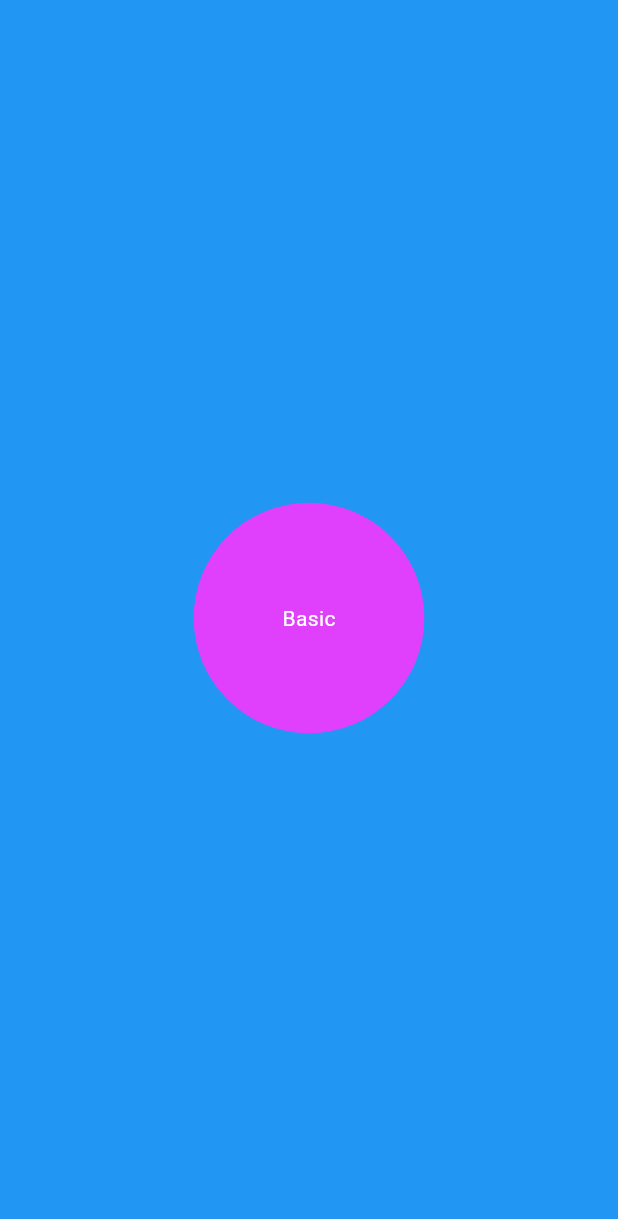
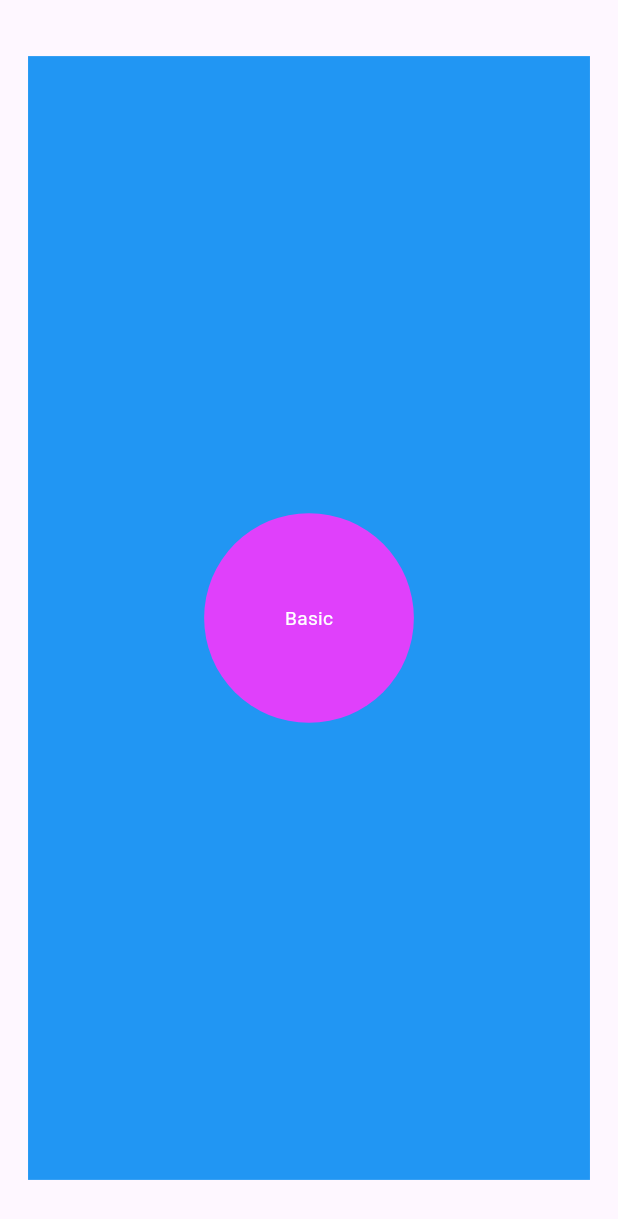
Before and after one commit to RANGIRA46/animdo_app, a Flutter app: the screen it shows after launch, after a tap on "Basic", on a phone screen of 412 x 824 dp. Shown: the top 1219 px of the screen. Run offline on Flutter 3.47's test engine with Material 3 defaults, Android fonts, the phone set to English and light mode, and no system bars.

Commit message:
adding tween for my app animations

```diff
--- a/lib/pages/home_page.dart
+++ b/lib/pages/home_page.dart
@@ -7,17 +7,54 @@ class HomePage extends StatefulWidget {
   }
 }
 
-class _HomePageState extends State<HomePage> {
+class _HomePageState extends State<HomePage> with SingleTickerProviderStateMixin {
   double _buttonRadius = 100;
+
+  final Tween<double> _backgroundScale = Tween<double>(begin: 0.5, end: 1.2); // Scale from 0.5 to 1.2
+  late AnimationController _controller; // Animation controller
+  late Animation<double> _backgroundAnimation; // Animation for the background scale
+
+  @override
+  void initState() {
+    super.initState();
+
+    // Initialize the animation controller
+    _controller = AnimationController(
+      duration: const Duration(seconds: 2),
+      vsync: this,
+    );
+
+    // Define the animation using the Tween and the controller, with a curve
+    _backgroundAnimation = _backgroundScale.animate(CurvedAnimation(
+      parent: _controller,
+      curve: Curves.easeInOut, // Smooth easing curve for the animation
+    ));
+
+    // Start the animation
+    _controller.forward();
+  }
+
+  @override
+  void dispose() {
+    // Dispose the animation controller
+    _controller.dispose();
+    super.dispose();
+  }
 
   @override
   Widget build(BuildContext context) {
     return Scaffold(
-      body: Container(
-        child: Stack(
-          clipBehavior: Clip.none,
-          children: [_pageBackground(), _centeredCircularAnimationButton()],
-        ),
+      body: AnimatedBuilder(
+        animation: _backgroundAnimation,
+        builder: (context, child) {
+          return Transform.scale(
+            scale: _backgroundAnimation.value, // Apply the scale animation
+            child: Stack(
+              clipBehavior: Clip.none,
+              children: [_pageBackground(), _centeredCircularAnimationButton()],
+            ),
+          );
+        },
       ),
     );
   }
@@ -33,11 +70,15 @@ class _HomePageState extends State<HomePage> {
           setState(() {
             // Toggle between increasing and decreasing the radius
             _buttonRadius += _buttonRadius == 200 ? -100 : 100;
+
+            // Restart the background animation on tap
+            _controller.reset();
+            _controller.forward();
           });
         },
         child: AnimatedContainer(
           duration: const Duration(seconds: 2),
-          curve: Curves.bounceInOut,
+          curve: Curves.bounceInOut, // Add a curve for the button animation
           width: _buttonRadius,
           height: _buttonRadius, // Ensure it's a perfect circle
           decoration: BoxDecoration(
@@ -49,9 +90,9 @@ class _HomePageState extends State<HomePage> {
               'Basic',
               style: TextStyle(color: Colors.white),
             ),
+          ),
         ),
       ),
-    ),
     );
   }
 }
```
